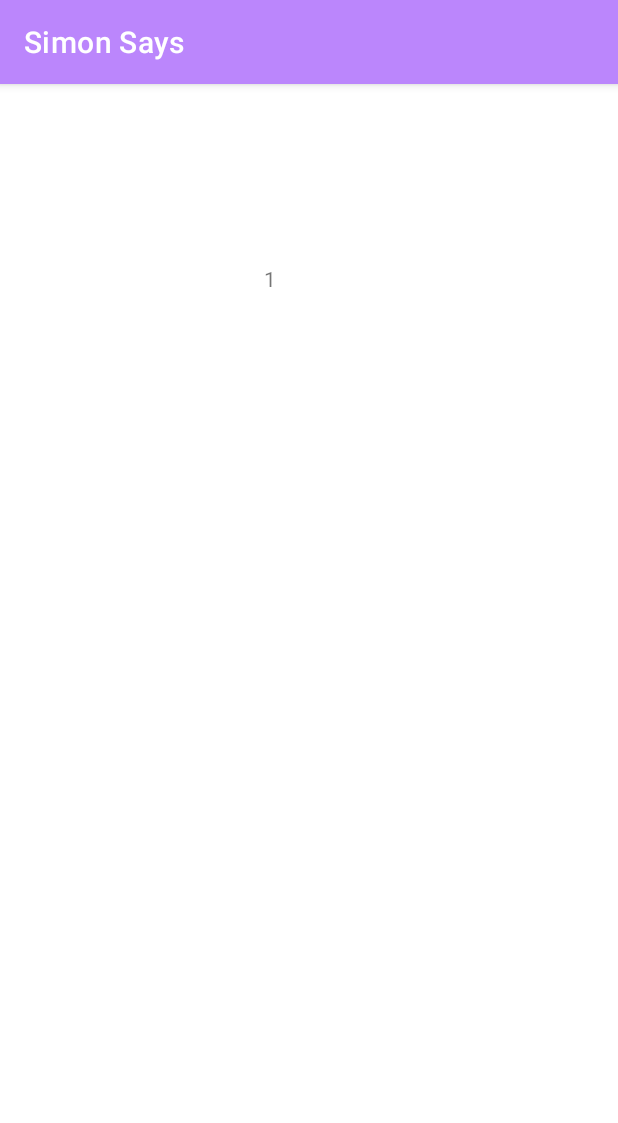
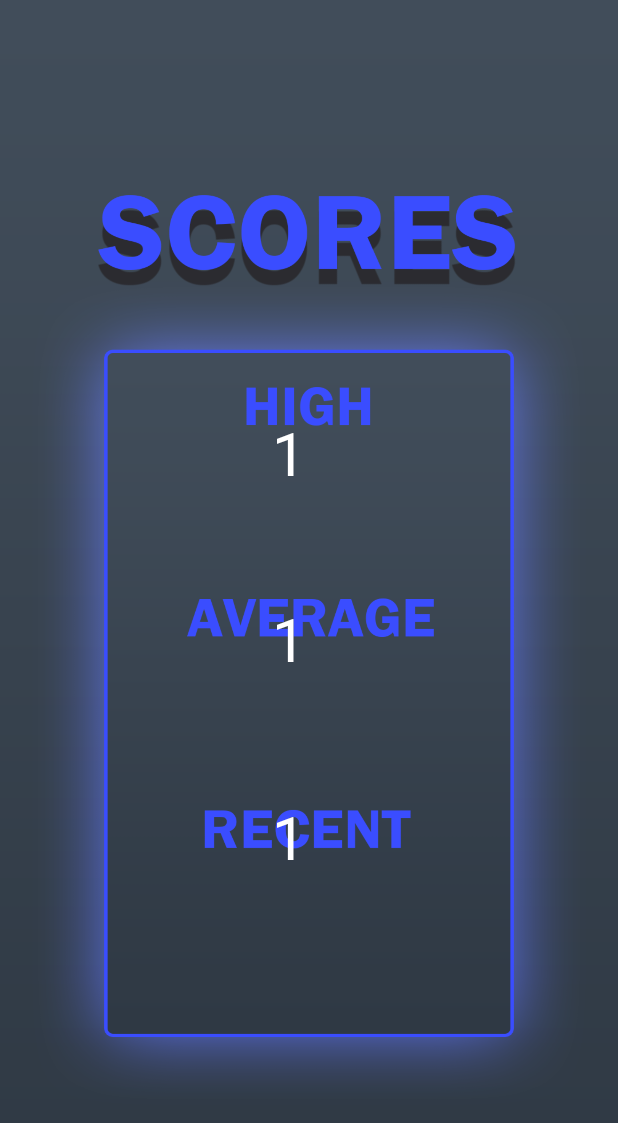
Before and after one commit to NateAgcaoili/Android-Simon-Says-Game, an Android app: the ScoresActivity screen opened directly, with no data from a screen before it, on a phone screen of 412 x 824 dp. Shown: the top 1123 px of the screen. Run offline under Robolectric (Android 15) with nearby library versions, the phone set to English and light mode, and no system bars.

Commit message:
Created average score calculator using SQLite

```diff
--- a/SimonSays/app/src/main/java/com/georgiasouthern/simonsays/DBHelper.java
+++ b/SimonSays/app/src/main/java/com/georgiasouthern/simonsays/DBHelper.java
@@ -11,7 +11,7 @@ public class DBHelper extends SQLiteOpenHelper {
 
     @Override
     public void onCreate(SQLiteDatabase db) {
-        db.execSQL("create table scorestable (id text primary key, val text)");
+        db.execSQL("create table scorestable (id text primary key, val text, val2 text)");
     }
 
     @Override
--- a/SimonSays/app/src/main/java/com/georgiasouthern/simonsays/ScoresActivity.java
+++ b/SimonSays/app/src/main/java/com/georgiasouthern/simonsays/ScoresActivity.java
@@ -13,13 +13,32 @@ public class ScoresActivity extends AppCompatActivity {
     @Override
     protected void onCreate(Bundle savedInstanceState) {
         super.onCreate(savedInstanceState);
+        getSupportActionBar().hide();
         setContentView(R.layout.activity_scores);
 
         TextView highScoreDisplay = findViewById(R.id.highScoreDisplay);
+        TextView averageScoreDisplay = findViewById(R.id.averageScoreDisplay);
+        TextView recentScoreDisplay = findViewById(R.id.recentScoreDisplay);
         SQLiteDatabase scores = helper.getReadableDatabase();
         Cursor highScoreCursor = scores.rawQuery("select * from scorestable where id=?", new String[]{"highscore"});
+        Cursor averageScoreCursor = scores.rawQuery("select * from scorestable where id=?", new String[]{"averagescore"});
+        Cursor recentScoreCursor = scores.rawQuery("select * from scorestable where id=?", new String[]{"lastscore"});
         if (highScoreCursor.moveToFirst()) {
             highScoreDisplay.setText(highScoreCursor.getString(1));
+        } else {
+            highScoreDisplay.setText("N/A");
+        }
+        if (averageScoreCursor.moveToFirst()) {
+            averageScoreDisplay.setText(Integer.toString(
+                    Integer.parseInt(averageScoreCursor.getString(1)) /
+                    Integer.parseInt(averageScoreCursor.getString(2))));
+        } else {
+            averageScoreDisplay.setText("N/A");
+        }
+        if (recentScoreCursor.moveToFirst()) {
+            recentScoreDisplay.setText(recentScoreCursor.getString(1));
+        } else {
+            recentScoreDisplay.setText("N/A");
         }
 
     }
--- a/SimonSays/app/src/main/res/layout/activity_main.xml
+++ b/SimonSays/app/src/main/res/layout/activity_main.xml
@@ -5,7 +5,6 @@
     android:layout_width="match_parent"
     android:layout_height="match_parent"
     android:background="@drawable/title_bg"
-    android:id="@+id/constraint"
     tools:context=".MainActivity">
 
     <ImageButton
@@ -29,7 +28,7 @@
         style="@style/Widget.AppCompat.Button.Borderless"
         android:layout_width="188dp"
         android:layout_height="74dp"
-        android:onClick="testClick"
+        android:onClick="scoresClick"
         android:padding="2dp"
         android:scaleType="centerCrop"
         app:layout_constraintBottom_toBottomOf="parent"
--- a/SimonSays/app/src/main/res/layout/activity_scores.xml
+++ b/SimonSays/app/src/main/res/layout/activity_scores.xml
@@ -4,16 +4,49 @@
     xmlns:tools="http://schemas.android.com/tools"
     android:layout_width="match_parent"
     android:layout_height="match_parent"
+    android:background="@drawable/scores_bg"
     tools:context=".ScoresActivity">
 
     <TextView
         android:id="@+id/highScoreDisplay"
-        android:layout_width="wrap_content"
-        android:layout_height="wrap_content"
-        android:layout_marginStart="176dp"
-        android:layout_marginLeft="176dp"
-        android:layout_marginTop="120dp"
-        android:text="TextView"
+        android:layout_width="130dp"
+        android:layout_height="60dp"
+        android:layout_marginStart="128dp"
+        android:layout_marginLeft="128dp"
+        android:layout_marginTop="272dp"
+        android:gravity="center"
+        android:text="N/A"
+        android:textColor="@color/white"
+        android:textSize="40sp"
         app:layout_constraintStart_toStartOf="parent"
         app:layout_constraintTop_toTopOf="parent" />
+
+    <TextView
+        android:id="@+id/averageScoreDisplay"
+        android:layout_width="130dp"
+        android:layout_height="60dp"
+        android:layout_marginStart="128dp"
+        android:layout_marginLeft="128dp"
+        android:layout_marginTop="396dp"
+        android:gravity="center"
+        android:text="N/A"
+        android:textColor="@color/white"
+        android:textSize="40sp"
+        app:layout_constraintStart_toStartOf="parent"
+        app:layout_constraintTop_toTopOf="parent" />
+
+    <TextView
+        android:id="@+id/recentScoreDisplay"
+        android:layout_width="130dp"
+        android:layout_height="60dp"
+        android:layout_marginStart="128dp"
+        android:layout_marginLeft="128dp"
+        android:layout_marginTop="528dp"
+        android:gravity="center"
+        android:text="N/A"
+        android:textColor="@color/white"
+        android:textSize="40sp"
+        app:layout_constraintStart_toStartOf="parent"
+        app:layout_constraintTop_toTopOf="parent" />
+
 </androidx.constraintlayout.widget.ConstraintLayout>
```
Also changed, not shown: SimonSays/app/src/main/java/com/georgiasouthern/simonsays/GameActivity.java (+63 -7 lines), SimonSays/app/src/main/java/com/georgiasouthern/simonsays/MainActivity.java (+1 -10 lines), SimonSays/app/src/main/res/drawable/scores_bg.png (added).
